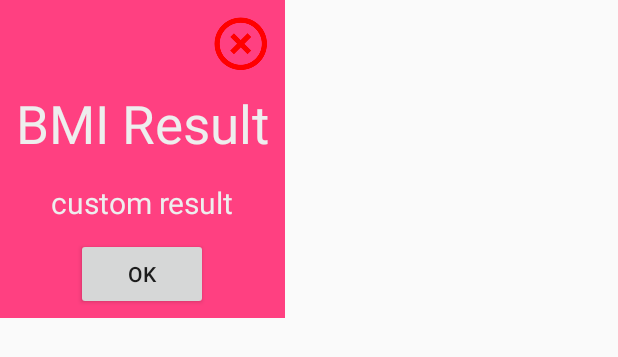
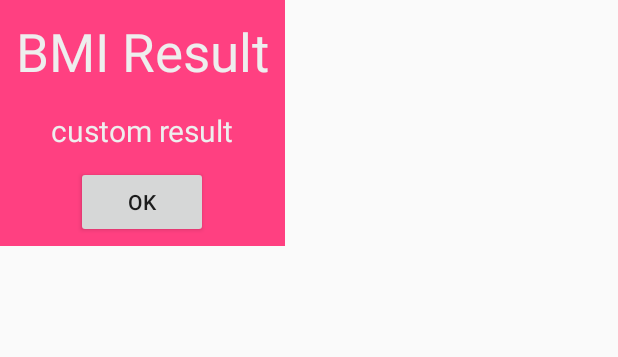
Before and after one commit to yeasinmahi/bmi_calculator, an Android app: the layout bmi_result.xml on its own in the app's theme, with its tools: preview values and no code run, on a phone screen of 412 x 824 dp. Shown: the top 357 px of the screen. Run offline under Robolectric (Android 15) with nearby library versions, the phone set to English and light mode, and no system bars.

Commit message:
releaseed 1.0.0

```diff
--- a/app/build.gradle
+++ b/app/build.gradle
@@ -2,14 +2,14 @@ apply plugin: 'com.android.application'
 
 android {
     compileSdkVersion 23
-    buildToolsVersion "23.0.2"
+    buildToolsVersion '25.0.0'
 
     defaultConfig {
         applicationId "com.devfolder.sami.bmicalculator"
         minSdkVersion 11
         targetSdkVersion 23
         versionCode 1
-        versionName "1.0"
+        versionName "1.0.0"
     }
     buildTypes {
         release {
--- a/app/src/main/res/layout/bmi_result.xml
+++ b/app/src/main/res/layout/bmi_result.xml
@@ -9,14 +9,6 @@
         android:layout_width="wrap_content"
         android:layout_height="wrap_content"
         android:orientation="vertical">
-        <ImageButton
-            android:id="@+id/ib_close"
-            android:layout_width="wrap_content"
-            android:layout_height="wrap_content"
-            android:layout_gravity="end"
-            android:src="@mipmap/close"
-            android:background="@null"
-            android:contentDescription="closeButon" />
         <TextView
             android:id="@+id/customBMItitle"
             android:layout_width="wrap_content"
--- a/app/src/main/res/values/colors.xml
+++ b/app/src/main/res/values/colors.xml
@@ -3,4 +3,5 @@
     <color name="colorPrimary">#3F51B5</color>
     <color name="colorPrimaryDark">#303F9F</color>
     <color name="colorAccent">#FF4081</color>
+    <color name="transparent">#FFFFFF</color>
 </resources>
--- a/build.gradle
+++ b/build.gradle
@@ -5,7 +5,7 @@ buildscript {
         jcenter()
     }
     dependencies {
-        classpath 'com.android.tools.build:gradle:2.2.3'
+        classpath 'com.android.tools.build:gradle:2.3.1'
 
         // NOTE: Do not place your application dependencies here; they belong
         // in the individual module build.gradle files
```
Also changed, not shown: app/src/main/java/com/devfolder/sami/bmicalculator/MainActivity.java (+1 -9 lines), app/src/main/res/values/styles.xml (+22 -0 lines), app/src/main/ic_launcher-web.png, app/src/main/res/mipmap-hdpi/ic_launcher.png, app/src/main/res/mipmap-mdpi/ic_launcher.png, app/src/main/res/mipmap-xhdpi/ic_launcher.png, app/src/main/res/mipmap-xxhdpi/ic_launcher.png, app/src/main/res/mipmap-xxxhdpi/ic_launcher.png, gradle/wrapper/gradle-wrapper.properties, 1 other file.
